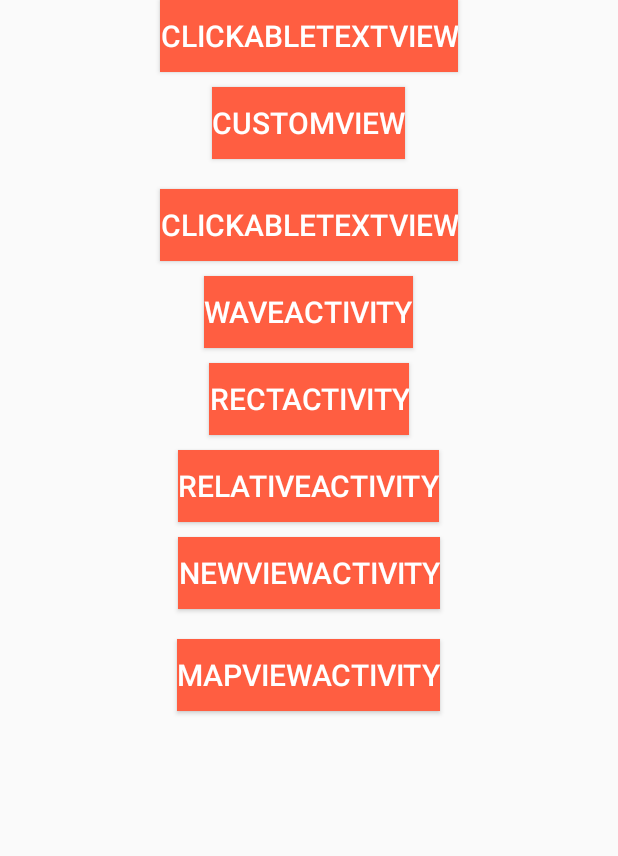
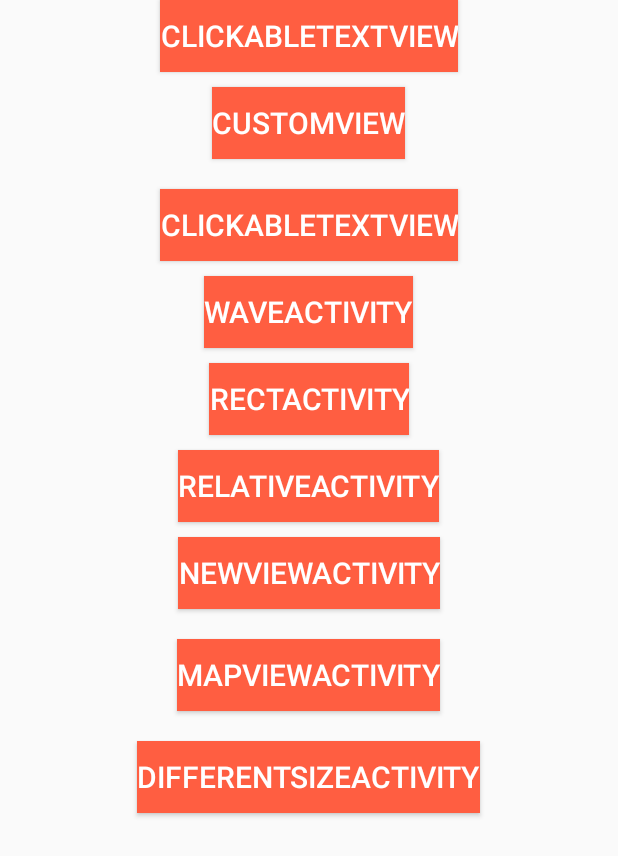
Before and after one commit to android-zhaoyongtao/CustonView, an Android app: the screen it shows after launch (MainActivity), on a phone screen of 412 x 824 dp. Shown: the top 856 px of the screen. Run offline under Robolectric (Android 15) with nearby library versions, the phone set to English and light mode, and no system bars.

Commit message:
字体大小

```diff
--- a/app/src/main/AndroidManifest.xml
+++ b/app/src/main/AndroidManifest.xml
@@ -33,6 +33,9 @@
         <activity
             android:name=".RectActivity"
             android:screenOrientation="portrait"/>
+        <activity
+            android:name=".DifferentSizeActivity"
+            android:screenOrientation="portrait"/>
     </application>
 
 </manifest>
--- a/app/src/main/java/com/zyt/uxin/custonview/MainActivity.java
+++ b/app/src/main/java/com/zyt/uxin/custonview/MainActivity.java
@@ -24,6 +24,7 @@ public class MainActivity extends AppCompatActivity implements View.OnClickListe
         findViewById(R.id.relativeactivity).setOnClickListener(this);
         findViewById(R.id.newviewactivity).setOnClickListener(this);
         findViewById(R.id.MapViewActivity).setOnClickListener(this);
+        findViewById(R.id.DifferentSizeActivity).setOnClickListener(this);
     }
 
     @Override
@@ -53,6 +54,9 @@ public class MainActivity extends AppCompatActivity implements View.OnClickListe
             case R.id.MapViewActivity:
                 startActivity(new Intent(this, MapViewActivity.class));
                 break;
+            case R.id.DifferentSizeActivity:
+                startActivity(new Intent(this, DifferentSizeActivity.class));
+                break;
         }
     }
 }
--- a/app/src/main/res/layout/activity_main.xml
+++ b/app/src/main/res/layout/activity_main.xml
@@ -94,6 +94,16 @@
                 android:text="MapViewActivity"
                 android:textColor="@color/white"
                 android:textSize="20sp"/>
+
+            <Button
+                android:id="@+id/DifferentSizeActivity"
+                android:layout_width="wrap_content"
+                android:layout_height="wrap_content"
+                android:background="@color/red"
+                android:layout_margin="10dp"
+                android:text="DifferentSizeActivity"
+                android:textColor="@color/white"
+                android:textSize="20sp"/>
         </LinearLayout>
     </android.support.v4.widget.NestedScrollView>
 </LinearLayout>
```
Also changed, not shown: app/src/main/java/com/zyt/uxin/custonview/DifferentSizeActivity.java (added, +56 -0 lines), app/src/main/res/layout/activity_different_textsize.xml (added, +17 -0 lines).
